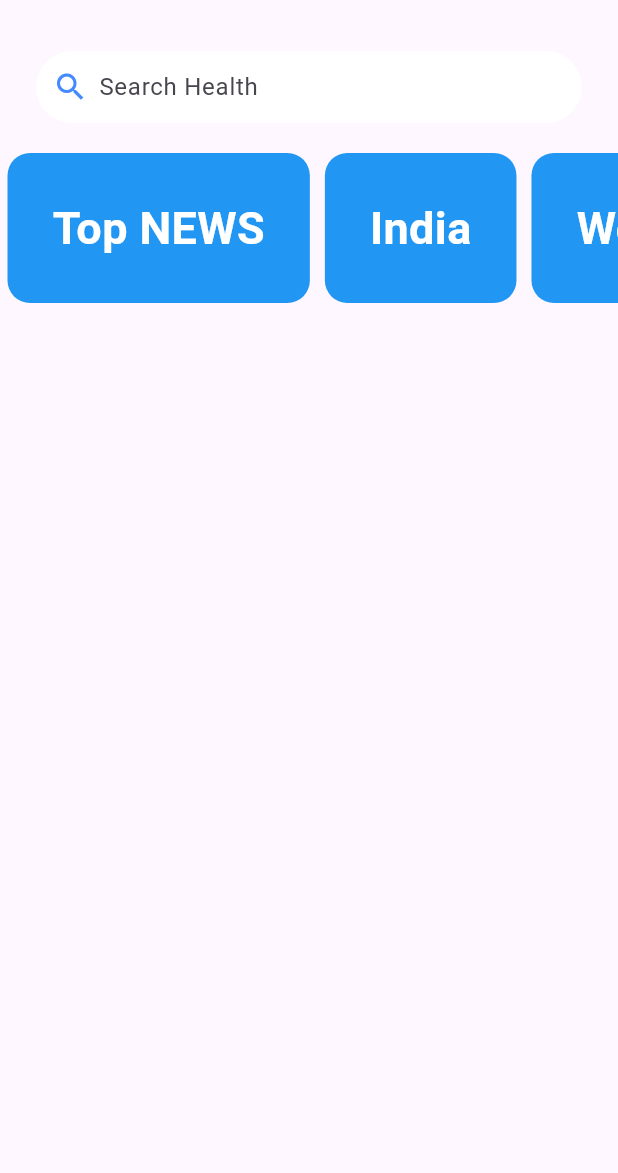
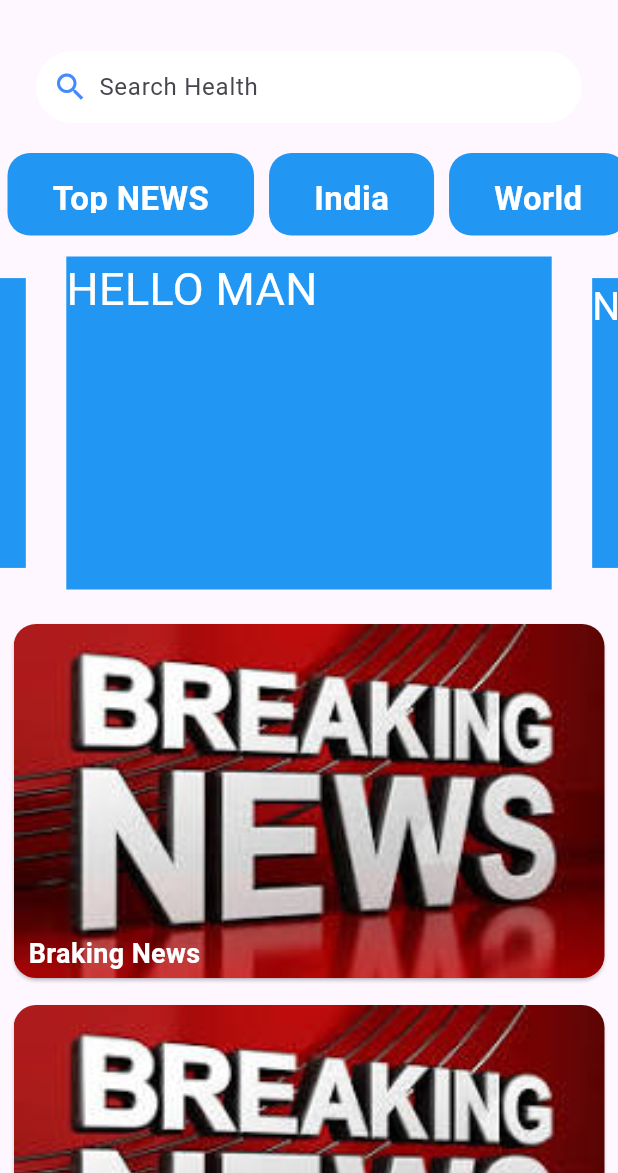
Before and after one commit to kumarrohit2002/ARNE_NEWS_APP, a Flutter app: the screen it shows after launch, on a phone screen of 412 x 824 dp, the part 63-1236 px from its top. Run offline on Flutter 3.47's test engine with Material 3 defaults, Android fonts, the phone set to English and light mode, and no system bars; drawn by our look-alikes of carousel_slider.

Commit message:
add ListView builder and image

```diff
--- a/lib/homepage.dart
+++ b/lib/homepage.dart
@@ -1,4 +1,5 @@
 import 'package:flutter/material.dart';
+import 'package:carousel_slider/carousel_slider.dart';
 
 class Home extends StatefulWidget {
   const Home({super.key});
@@ -12,12 +13,15 @@ class _HomeState extends State<Home> {
   Widget build(BuildContext context) {
     TextEditingController searchController = new TextEditingController();
     List<String> navBarItem=["Top NEWS","India","World","Finacnce","Health"];
+    final List items = ["HELLO MAN" , "NAMAS STAY", "DIRTY FELLOW" ];
     return Scaffold(
       appBar: AppBar(
         title: Text("ARNE NEWS"),
         centerTitle: true,
       ),
-      body: Column(
+      body:
+      SingleChildScrollView(
+        child: Column(
           children: [
             Container(
               //Search Wala Container
@@ -63,7 +67,7 @@ class _HomeState extends State<Home> {
             ),
 
             Container(
-            height: 100,
+              height: 55,
               child: ListView.builder(
                 shrinkWrap: true,
                 scrollDirection: Axis.horizontal,
@@ -78,7 +82,7 @@ class _HomeState extends State<Home> {
                       margin: EdgeInsets.symmetric(horizontal: 5),
                       decoration: BoxDecoration(color: Colors.blue,borderRadius: BorderRadius.circular(15)),
                       child:Center(child: Text(navBarItem[index]
-                      ,style: TextStyle(color: Colors.white,fontSize: 30,fontWeight: FontWeight.bold),
+                        ,style: TextStyle(color: Colors.white,fontSize: 22,fontWeight: FontWeight.bold),
                       )
                       ) ,
                     ),
@@ -87,8 +91,79 @@ class _HomeState extends State<Home> {
               ),
             ),
 
-        ],
+            CarouselSlider(
+                options : CarouselOptions(
+                    height : 250,
+                    autoPlay : true,
+                    enlargeCenterPage : true
+                ),
+                items : items.map((item) {
+                  return Builder(
+                      builder: (BuildContext context){
+                        return InkWell(
+                          onTap: () {
+                            print("MUJHE MARRO MAT");
+                          },
+                          child: Container(
+
+                            width: 400,
+                            decoration: BoxDecoration(color: Colors.blue),
+                            margin : EdgeInsets.symmetric(horizontal : 3 , vertical : 14),
+                            child : Text(item,style: TextStyle(color: Colors.white,fontSize: 30),),
                           ),
                         );
                       }
+                  );
+                }).toList(),
+            ),
+
+            Container(
+              child: ListView.builder(
+                physics: NeverScrollableScrollPhysics(),
+                shrinkWrap: true,
+                itemCount: 5,
+                  itemBuilder: (context,index){
+                  return Container(
+                    margin: EdgeInsets.symmetric(horizontal: 5,vertical: 5),
+                      // Image.asset("images/braking_news.jpeg",),
+                    child: Card(
+                      shape: RoundedRectangleBorder(
+                        borderRadius: BorderRadius.circular(15),
+                      ),
+                      elevation: 1.0,
+                      child: Stack(
+                        children: [
+                          Container(
+
+                            width: 400,
+                            child: ClipRRect(
+                                borderRadius: BorderRadius.circular(15),
+                                child: Image.asset("images/braking_news.jpeg",
+                                  fit: BoxFit.cover, // Set this to cover the entire container
+                                )),
+                          ),
+                          Positioned(
+                            left: 0,
+                              right: 0,
+                              bottom: 0,
+                              child: Container(
+                                padding: EdgeInsets.symmetric(horizontal: 10,vertical: 3),
+                                  child: Text("Braking News",
+                                    style: TextStyle(color: Colors.white,fontSize: 18,fontWeight: FontWeight.bold),
+                                  )
+                              )
+                          )
+                        ],
+                      ),
+                    ),
+                  );
+              }),
+            ),
+          ],
+        ),
+      ),
+    );
+
+    // final List items = ["HELLO MAN" , "NAMAS STAY", "DIRTY FELLOW" ];
   }
+}
--- a/pubspec.yaml
+++ b/pubspec.yaml
@@ -35,6 +35,7 @@ dependencies:
   # The following adds the Cupertino Icons font to your application.
   # Use with the CupertinoIcons class for iOS style icons.
   cupertino_icons: ^1.0.2
+  carousel_slider:
 
 dev_dependencies:
   flutter_test:
@@ -59,8 +60,8 @@ flutter:
   uses-material-design: true
 
   # To add assets to your application, add an assets section, like this:
-  # assets:
-  #   - images/a_dot_burr.jpeg
+  assets:
+    - images/
   #   - images/a_dot_ham.jpeg
 
   # An image asset can refer to one or more resolution-specific "variants", see
```
Also changed, not shown: images/braking_news.jpeg (added), pubspec.lock. Lines whose indentation alone changed are shown as unchanged.
